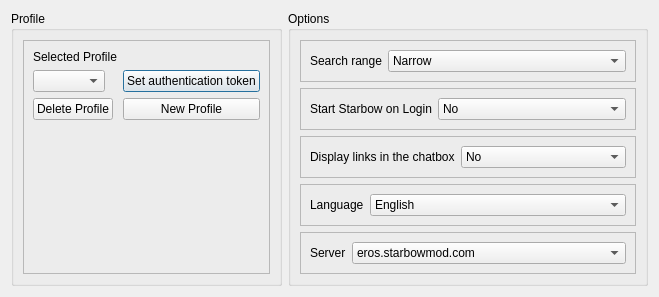
First picture: the form in settingswindow.ui, repository Starbow/eros, before the edit.
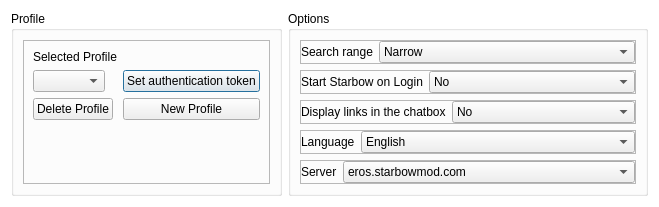
Second picture: the form after the edit.

Patch:
```diff
--- a/settingswindow.ui
+++ b/settingswindow.ui
@@ -7,12 +7,17 @@
     <x>0</x>
     <y>0</y>
     <width>659</width>
-    <height>275</height>
+    <height>185</height>
    </rect>
   </property>
   <property name="windowTitle">
    <string>Settings</string>
   </property>
+  <property name="styleSheet">
+   <string notr="true">QDialog {
+	background-color: #fff;
+}</string>
+  </property>
   <layout class="QHBoxLayout" name="horizontalLayout_6">
    <item>
     <widget class="QGroupBox" name="groupBox">
@@ -117,8 +122,8 @@
      <property name="title">
       <string>Options</string>
      </property>
-     <layout class="QVBoxLayout" name="verticalLayout_2">
-      <item>
+     <layout class="QGridLayout" name="gridLayout">
+      <item row="0" column="0" alignment="Qt::AlignTop">
        <widget class="QFrame" name="frameSearchRange">
         <property name="frameShape">
          <enum>QFrame::StyledPanel</enum>
@@ -127,6 +132,21 @@
          <enum>QFrame::Raised</enum>
         </property>
         <layout class="QFormLayout" name="formLayout_4">
+         <property name="fieldGrowthPolicy">
+          <enum>QFormLayout::AllNonFixedFieldsGrow</enum>
+         </property>
+         <property name="leftMargin">
+          <number>0</number>
+         </property>
+         <property name="topMargin">
+          <number>0</number>
+         </property>
+         <property name="rightMargin">
+          <number>0</number>
+         </property>
+         <property name="bottomMargin">
+          <number>0</number>
+         </property>
          <item row="0" column="0">
           <widget class="QLabel" name="lblSearchRange">
            <property name="text">
@@ -159,43 +179,7 @@
         </layout>
        </widget>
       </item>
-      <item>
-       <widget class="QFrame" name="frameAutostart">
-        <property name="frameShape">
-         <enum>QFrame::StyledPanel</enum>
-        </property>
-        <property name="frameShadow">
-         <enum>QFrame::Raised</enum>
-        </property>
-        <layout class="QFormLayout" name="formLayout_3">
-         <property name="fieldGrowthPolicy">
-          <enum>QFormLayout::AllNonFixedFieldsGrow</enum>
-         </property>
-         <item row="0" column="0">
-          <widget class="QLabel" name="lblAutostart">
-           <property name="text">
-            <string>Start Starbow on Login</string>
-           </property>
-          </widget>
-         </item>
-         <item row="0" column="1">
-          <widget class="QComboBox" name="cmbAutostart">
-           <item>
-            <property name="text">
-             <string>No</string>
-            </property>
-           </item>
-           <item>
-            <property name="text">
-             <string>Yes</string>
-            </property>
-           </item>
-          </widget>
-         </item>
-        </layout>
-       </widget>
-      </item>
-      <item>
+      <item row="2" column="0" alignment="Qt::AlignTop">
        <widget class="QFrame" name="frameLinks">
         <property name="frameShape">
          <enum>QFrame::StyledPanel</enum>
@@ -204,6 +188,18 @@
          <enum>QFrame::Raised</enum>
         </property>
         <layout class="QFormLayout" name="formLayout">
+         <property name="leftMargin">
+          <number>0</number>
+         </property>
+         <property name="topMargin">
+          <number>0</number>
+         </property>
+         <property name="rightMargin">
+          <number>0</number>
+         </property>
+         <property name="bottomMargin">
+          <number>0</number>
+         </property>
          <item row="0" column="0">
           <widget class="QLabel" name="lblChatLinks">
            <property name="text">
@@ -228,7 +224,55 @@
         </layout>
        </widget>
       </item>
-      <item>
+      <item row="1" column="0" alignment="Qt::AlignTop">
+       <widget class="QFrame" name="frameAutostart">
+        <property name="frameShape">
+         <enum>QFrame::StyledPanel</enum>
+        </property>
+        <property name="frameShadow">
+         <enum>QFrame::Raised</enum>
+        </property>
+        <layout class="QFormLayout" name="formLayout_3">
+         <property name="fieldGrowthPolicy">
+          <enum>QFormLayout::AllNonFixedFieldsGrow</enum>
+         </property>
+         <property name="leftMargin">
+          <number>0</number>
+         </property>
+         <property name="topMargin">
+          <number>0</number>
+         </property>
+         <property name="rightMargin">
+          <number>0</number>
+         </property>
+         <property name="bottomMargin">
+          <number>0</number>
+         </property>
+         <item row="0" column="0">
+          <widget class="QLabel" name="lblAutostart">
+           <property name="text">
+            <string>Start Starbow on Login</string>
+           </property>
+          </widget>
+         </item>
+         <item row="0" column="1">
+          <widget class="QComboBox" name="cmbAutostart">
+           <item>
+            <property name="text">
+             <string>No</string>
+            </property>
+           </item>
+           <item>
+            <property name="text">
+             <string>Yes</string>
+            </property>
+           </item>
+          </widget>
+         </item>
+        </layout>
+       </widget>
+      </item>
+      <item row="3" column="0">
        <widget class="QFrame" name="frameLanguage">
         <property name="frameShape">
          <enum>QFrame::StyledPanel</enum>
@@ -237,6 +281,18 @@
          <enum>QFrame::Raised</enum>
         </property>
         <layout class="QFormLayout" name="formLayout_5">
+         <property name="leftMargin">
+          <number>0</number>
+         </property>
+         <property name="topMargin">
+          <number>0</number>
+         </property>
+         <property name="rightMargin">
+          <number>0</number>
+         </property>
+         <property name="bottomMargin">
+          <number>0</number>
+         </property>
          <item row="0" column="0">
           <widget class="QLabel" name="lblLanguage">
            <property name="text">
@@ -256,7 +312,7 @@
         </layout>
        </widget>
       </item>
-      <item>
+      <item row="4" column="0">
        <widget class="QFrame" name="frameServer">
         <property name="frameShape">
          <enum>QFrame::StyledPanel</enum>
@@ -265,6 +321,18 @@
          <enum>QFrame::Raised</enum>
         </property>
         <layout class="QFormLayout" name="formLayout_6">
+         <property name="leftMargin">
+          <number>0</number>
+         </property>
+         <property name="topMargin">
+          <number>0</number>
+         </property>
+         <property name="rightMargin">
+          <number>0</number>
+         </property>
+         <property name="bottomMargin">
+          <number>0</number>
+         </property>
          <item row="0" column="0">
           <widget class="QLabel" name="lblServer">
            <property name="text">
```
Left out of the diff: 5 changed lines with no effect on the pictures.
